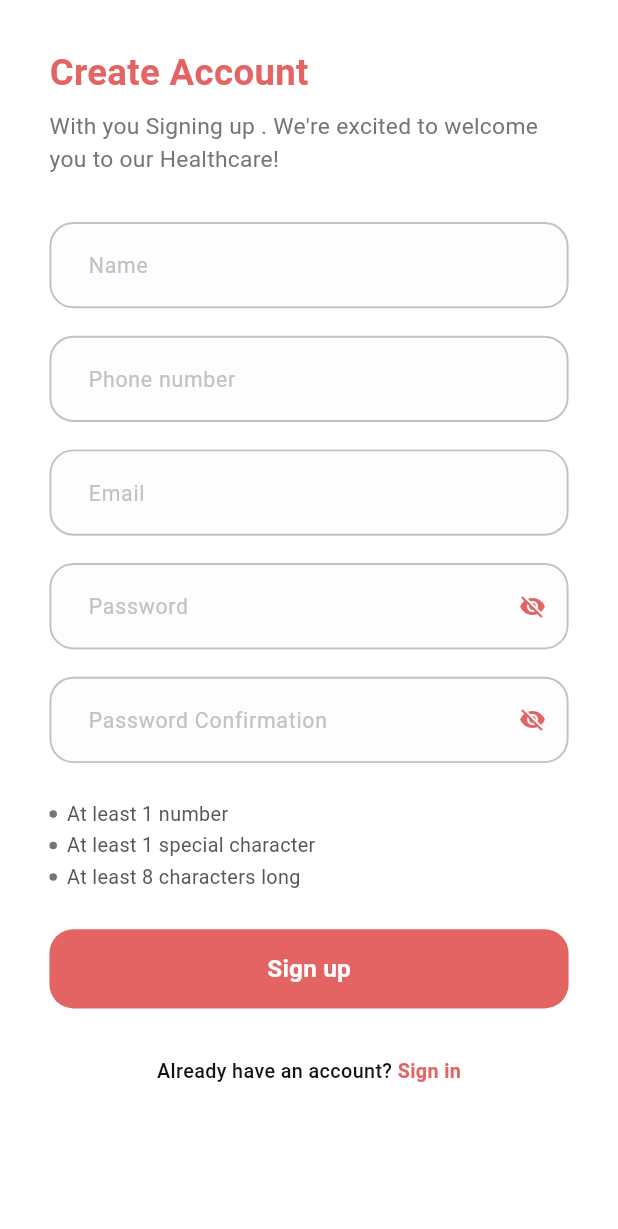
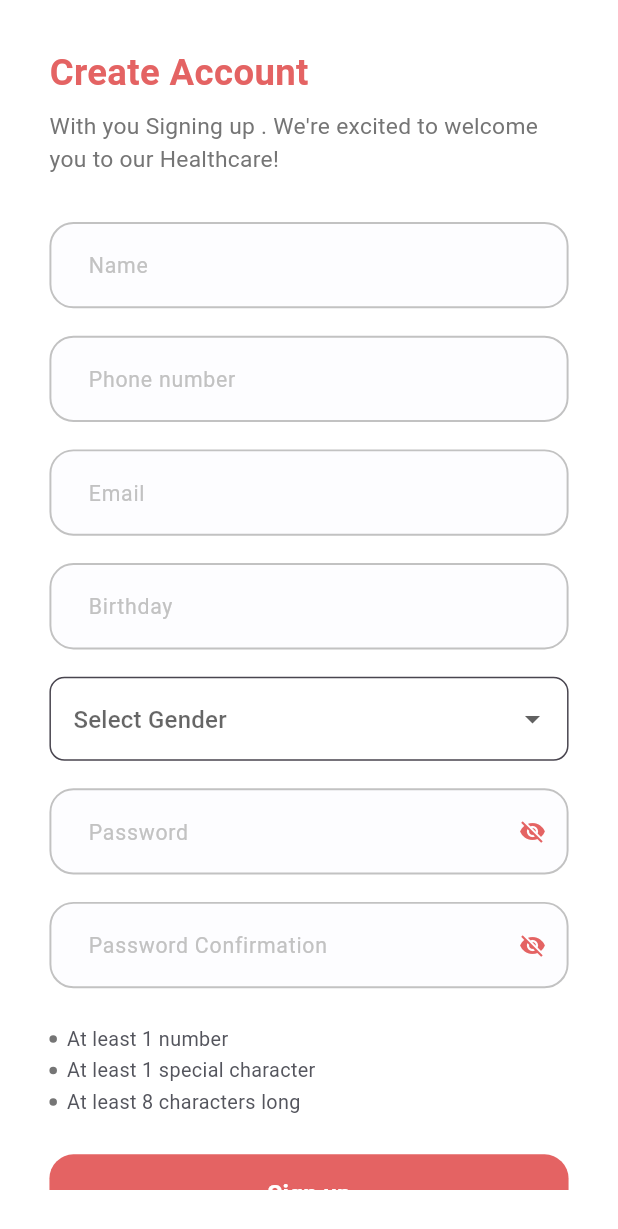
Before and after one commit to AhmedRamy20/MedCare_grad, a Flutter app: the SignupScreen screen opened by its route, on a phone screen of 412 x 824 dp. Shown: the top 1229 px of the screen. Run offline on Flutter 3.47's test engine with Material 3 defaults, Android fonts, the phone set to English and light mode, and no system bars; our stand-ins replace bubble, carousel_slider, curved_navigation_bar, dio, flutter_bloc, flutter_screenutil and 4 more; accounts and stored records are empty.

Commit message:
signUp logic

```diff
--- a/lib/core/networking/endpoints.dart
+++ b/lib/core/networking/endpoints.dart
@@ -1,7 +1,7 @@
 class EndPoints {
   static String baseUrl = "http://DawayaHealthCare.somee.com/";
   static String signIn = "api/Account/Login";
-  // static String signUp = "user/signup";
+  static String signUp = "api/Account/Register";
 }
 
 class ApiKey {
@@ -11,12 +11,15 @@ class ApiKey {
   static String password = "password";
   // static String name = "displayName";
   static String name = "unique_name";
+  static String displayName = "displayName";
   static String token = "token"; //! recive in response
   // static String id = "id";
   // static String message = "message";
   // static String name = "name";
-  // static String phone = "phone";
-  // static String confirmPass = "confirmPassword";
+  static String phone = "phoneNumber";
+  static String gender = "gender";
+  static String birth = "dateOfBirth";
+  static String confirmPass = "confirmPassword";
   // static String location = "location";
   // static String profilePic = "profilePic";
 }
--- a/lib/core/routing/app_router.dart
+++ b/lib/core/routing/app_router.dart
@@ -13,6 +13,7 @@ import 'package:medical_app/features/home/ui/home_screen.dart';
 import 'package:medical_app/features/login/logic/cubit/login_cubit.dart';
 import 'package:medical_app/features/login/ui/login_screen.dart';
 import 'package:medical_app/features/onboarding/onboarding_screens.dart';
+import 'package:medical_app/features/sign_up/logic/cubit/sign_up_cubit.dart';
 import 'package:medical_app/features/sign_up/ui/sign_up_screen.dart';
 
 class AppRouter {
@@ -34,7 +35,10 @@ class AppRouter {
 
       case Routes.signUpScreen:
         return MaterialPageRoute(
-          builder: (_) => const SignupScreen(),
+          builder: (_) => BlocProvider<SignUpCubit>(
+            create: (context) => SignUpCubit(DioConsumer(dio: Dio())),
+            child: const SignupScreen(),
+          ),
         );
 
       case Routes.forgetPasswordScreen:
--- /dev/null
+++ b/lib/features/sign_up/data/model/sign_up_model.dart
@@ -0,0 +1,32 @@
+//* The response when sign up
+class SignUpModel {
+  final String token;
+  final String name;
+  final String email;
+  final double? height;
+  final double? weight;
+  final String? gender;
+  final String? pictureUrl;
+
+  SignUpModel({
+    required this.token,
+    required this.name,
+    required this.email,
+    this.height,
+    this.weight,
+    this.gender,
+    this.pictureUrl,
+  });
+
+  factory SignUpModel.fromJson(Map<String, dynamic> json) {
+    return SignUpModel(
+      token: json['token'],
+      name: json['displayName'],
+      email: json['email'],
+      height: json['height']?.toDouble(),
+      weight: json['weight']?.toDouble(),
+      gender: json['gender'],
+      pictureUrl: json['pictureUrl'],
+    );
+  }
+}
--- /dev/null
+++ b/lib/features/sign_up/logic/cubit/sign_up_cubit.dart
@@ -0,0 +1,53 @@
+import 'package:flutter/material.dart';
+import 'package:flutter_bloc/flutter_bloc.dart';
+import 'package:medical_app/core/errors/exceptions.dart';
+import 'package:medical_app/core/networking/api_consumer.dart';
+import 'package:medical_app/core/networking/endpoints.dart';
+import 'package:medical_app/features/sign_up/data/model/sign_up_model.dart';
+import 'package:medical_app/features/sign_up/logic/cubit/sign_up_state.dart';
+
+class SignUpCubit extends Cubit<SignUpState> {
+  SignUpCubit(this.api) : super(SignUpInitial());
+
+  final ApiConsumer api;
+
+  //Sign Up Form key
+  GlobalKey<FormState> signUpFormKey = GlobalKey();
+
+  //Sign up name
+  TextEditingController signUpName = TextEditingController();
+  //Sign up phone number
+  TextEditingController signUpPhoneNumber = TextEditingController();
+  //Sign up email
+  TextEditingController signUpEmail = TextEditingController();
+  //Sign up password
+  TextEditingController signUpPassword = TextEditingController();
+  //Sign up confirm password
+  TextEditingController confirmPassword = TextEditingController();
+  //Sign up birthday controller
+  TextEditingController signUpbirthday = TextEditingController();
+  //Sign up gender controller
+  TextEditingController genderController = TextEditingController();
+
+  //! Signup fun
+
+  signUp() async {
+    try {
+      emit(SignUpLoading());
+      final response = await api.post(EndPoints.signUp, data: {
+        ApiKey.displayName: signUpName.text,
+        ApiKey.email: signUpEmail.text,
+        ApiKey.phone: signUpPhoneNumber.text,
+        ApiKey.password: signUpPassword.text,
+        ApiKey.confirmPass: confirmPassword.text,
+        ApiKey.birth: signUpbirthday.text, //added
+        ApiKey.gender: genderController.text,
+      });
+      print('Response from signUp API: $response');
+      final signUpModel = SignUpModel.fromJson(response);
+      emit(SignUpSuccess());
+    } on ApiException catch (e) {
+      emit(SignUpFailure(errorMsg: e.errorModel.errorMessage));
+    }
+  }
+}
--- /dev/null
+++ b/lib/features/sign_up/logic/cubit/sign_up_state.dart
@@ -0,0 +1,13 @@
+class SignUpState {}
+
+final class SignUpInitial extends SignUpState {}
+
+final class SignUpSuccess extends SignUpState {}
+
+final class SignUpLoading extends SignUpState {}
+
+final class SignUpFailure extends SignUpState {
+  final String errorMsg;
+
+  SignUpFailure({required this.errorMsg});
+}
--- a/lib/features/sign_up/ui/sign_up_screen.dart
+++ b/lib/features/sign_up/ui/sign_up_screen.dart
@@ -1,10 +1,13 @@
 import 'package:flutter/material.dart';
+import 'package:flutter_bloc/flutter_bloc.dart';
 import 'package:flutter_screenutil/flutter_screenutil.dart';
 import 'package:medical_app/core/helpers/extensions.dart';
 import 'package:medical_app/core/helpers/spacing.dart';
 import 'package:medical_app/core/routing/routes.dart';
 import 'package:medical_app/core/theming/styles.dart';
 import 'package:medical_app/core/widgets/med_app_generic_button.dart';
+import 'package:medical_app/features/sign_up/logic/cubit/sign_up_cubit.dart';
+import 'package:medical_app/features/sign_up/logic/cubit/sign_up_state.dart';
 import 'package:medical_app/features/sign_up/ui/widgets/already_have_account.dart';
 import 'package:medical_app/features/sign_up/ui/widgets/sign_up_form.dart';
 
@@ -22,7 +25,18 @@ class _SignupScreenState extends State<SignupScreen> {
   Widget build(BuildContext context) {
     return Scaffold(
       body: SafeArea(
-        child: Padding(
+        child: BlocConsumer<SignUpCubit, SignUpState>(
+          listener: (context, state) {
+            if (state is SignUpSuccess) {
+              ScaffoldMessenger.of(context)
+                  .showSnackBar(const SnackBar(content: Text("Success")));
+            } else if (state is SignUpFailure) {
+              ScaffoldMessenger.of(context)
+                  .showSnackBar(SnackBar(content: Text(state.errorMsg)));
+            }
+          },
+          builder: (context, state) {
+            return Padding(
               padding: EdgeInsets.symmetric(horizontal: 30.w, vertical: 30.h),
               child: SingleChildScrollView(
                 child: Column(
@@ -43,13 +57,25 @@ class _SignupScreenState extends State<SignupScreen> {
                       children: [
                         const SignUpRegisterationForm(),
                         verticalSpace(25),
-                    MedAppButton(
+                        state is SignUpLoading
+                            ? const CircularProgressIndicator(
+                                color: Colors.amber,
+                              )
+                            : MedAppButton(
                                 buttonText: "Sign up",
                                 textStyle: TextStyles.font16WhiteSemiBold,
                                 onPressed: () {
-                        context.pop();
-                        context.pushNamed(Routes.loginScreen);
                                   // validateThenDoSignup(context);
+                                  // context.pop();
+                                  // context.pushNamed(Routes.loginScreen);
+
+                                  if (context
+                                      .read<SignUpCubit>()
+                                      .signUpFormKey
+                                      .currentState!
+                                      .validate()) {
+                                    context.read<SignUpCubit>().signUp();
+                                  }
                                 },
                               ),
                         verticalSpace(32),
@@ -64,6 +90,8 @@ class _SignupScreenState extends State<SignupScreen> {
                   ],
                 ),
               ),
+            );
+          },
         ),
       ),
     );
--- a/lib/features/sign_up/ui/widgets/sign_up_form.dart
+++ b/lib/features/sign_up/ui/widgets/sign_up_form.dart
@@ -1,9 +1,11 @@
 import 'package:flutter/material.dart';
+import 'package:flutter_bloc/flutter_bloc.dart';
 import 'package:medical_app/core/helpers/regex_and_validation.dart';
 import 'package:medical_app/core/helpers/spacing.dart';
 import 'package:medical_app/core/theming/colors.dart';
 import 'package:medical_app/core/widgets/general_text_form_feild.dart';
 import 'package:medical_app/features/login/ui/widgets/password_with_validation.dart';
+import 'package:medical_app/features/sign_up/logic/cubit/sign_up_cubit.dart';
 
 class SignUpRegisterationForm extends StatefulWidget {
   const SignUpRegisterationForm({super.key});
@@ -16,6 +18,7 @@ class SignUpRegisterationForm extends StatefulWidget {
 class _SignUpRegisterationFormState extends State<SignUpRegisterationForm> {
   bool isPasswordObscureText = true;
   bool isPasswordConfirmationObscureText = true;
+  String? selectedGender;
 
   bool hasLowercase = false;
   bool hasUppercase = false;
@@ -23,14 +26,16 @@ class _SignUpRegisterationFormState extends State<SignUpRegisterationForm> {
   bool hasNumber = false;
   bool hasMinLength = false;
 
+  //**  */
+
   late TextEditingController passwordController;
 
-  // @override
-  // void initState() {
-  //   super.initState();
-  //   passwordController = context.read<SignupCubit>().passwordController;
-  //   setupPasswordControllerListener();
-  // }
+  @override
+  void initState() {
+    super.initState();
+    passwordController = context.read<SignUpCubit>().signUpPassword;
+    setupPasswordControllerListener();
+  }
 
   void setupPasswordControllerListener() {
     passwordController.addListener(() {
@@ -46,7 +51,7 @@ class _SignUpRegisterationFormState extends State<SignUpRegisterationForm> {
   @override
   Widget build(BuildContext context) {
     return Form(
-      // key: ,
+      key: context.read<SignUpCubit>().signUpFormKey,
       child: Column(
         children: [
           MyTextFormFeild(
@@ -56,7 +61,7 @@ class _SignUpRegisterationFormState extends State<SignUpRegisterationForm> {
                 return 'Please enter a valid name';
               }
             },
-            // controller: context.read<SignupCubit>().nameController,
+            controller: context.read<SignUpCubit>().signUpName,
           ),
           verticalSpace(18),
           MyTextFormFeild(
@@ -68,7 +73,7 @@ class _SignUpRegisterationFormState extends State<SignUpRegisterationForm> {
                 return 'Please enter a valid phone number';
               }
             },
-            // controller: context.read<SignupCubit>().phoneController,
+            controller: context.read<SignUpCubit>().signUpPhoneNumber,
           ),
           verticalSpace(18),
           MyTextFormFeild(
@@ -80,11 +85,52 @@ class _SignUpRegisterationFormState extends State<SignUpRegisterationForm> {
                 return 'Please enter a valid email';
               }
             },
-            // controller: context.read<SignupCubit>().emailController,
+            controller: context.read<SignUpCubit>().signUpEmail,
           ),
           verticalSpace(18),
           MyTextFormFeild(
-            // controller: context.read<SignupCubit>().passwordController,
+            hitText: 'Birthday',
+            keyboardType: TextInputType.number,
+            showDatePicker: true,
+            controller:
+                context.read<SignUpCubit>().signUpbirthday, //! put in cubit
+            // width: 143.w,
+            validator: (value) {
+              if (value == null || value.isEmpty) {
+                return "Enter Your Birthday";
+              }
+              return null;
+            },
+          ),
+          verticalSpace(18),
+          DropdownButtonFormField<String>(
+            value: selectedGender,
+            onChanged: (String? newValue) {
+              setState(() {
+                selectedGender = newValue;
+                context.read<SignUpCubit>().genderController.text =
+                    newValue ?? '';
+              });
+            },
+            items: <String>['Male', 'Female']
+                .map<DropdownMenuItem<String>>((String value) {
+              return DropdownMenuItem<String>(
+                value: value,
+                child: Text(value),
+              );
+            }).toList(),
+            decoration: InputDecoration(
+              filled: true,
+              fillColor: Colors.white,
+              hintText: 'Select Gender',
+              border: OutlineInputBorder(
+                borderRadius: BorderRadius.circular(10.0),
+              ),
+            ),
+          ),
+          verticalSpace(18),
+          MyTextFormFeild(
+            controller: context.read<SignUpCubit>().signUpPassword,
             hitText: 'Password',
             isObsecureText: isPasswordObscureText,
             suffixIcon: GestureDetector(
@@ -106,8 +152,7 @@ class _SignUpRegisterationFormState extends State<SignUpRegisterationForm> {
           ),
           verticalSpace(18),
           MyTextFormFeild(
-            // controller:
-            //     context.read<SignupCubit>().passwordConfirmationController,
+            controller: context.read<SignUpCubit>().confirmPassword,
             hitText: 'Password Confirmation',
             isObsecureText: isPasswordConfirmationObscureText,
             suffixIcon: GestureDetector(
```
Also changed, not shown: lib/core/widgets/general_text_form_feild.dart (+33 -4 lines), lib/features/login/logic/cubit/login_cubit.dart (+8 -0 lines). Lines whose indentation alone changed are shown as unchanged.
